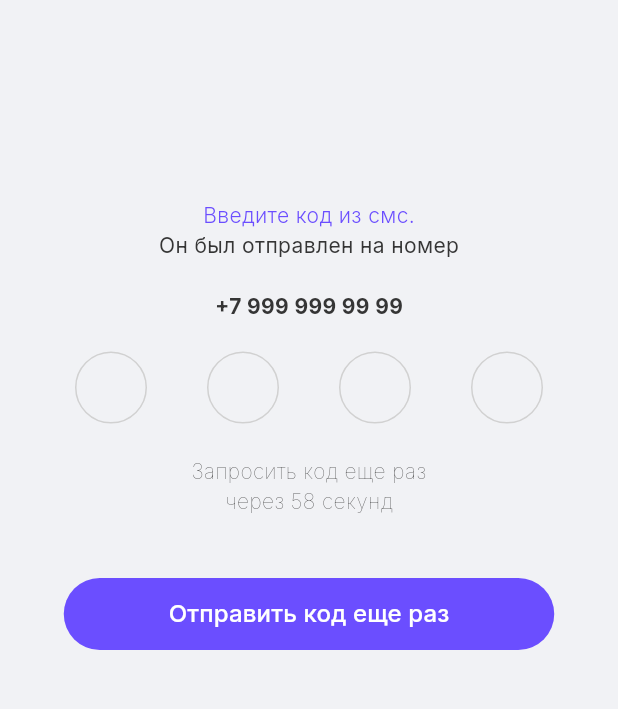
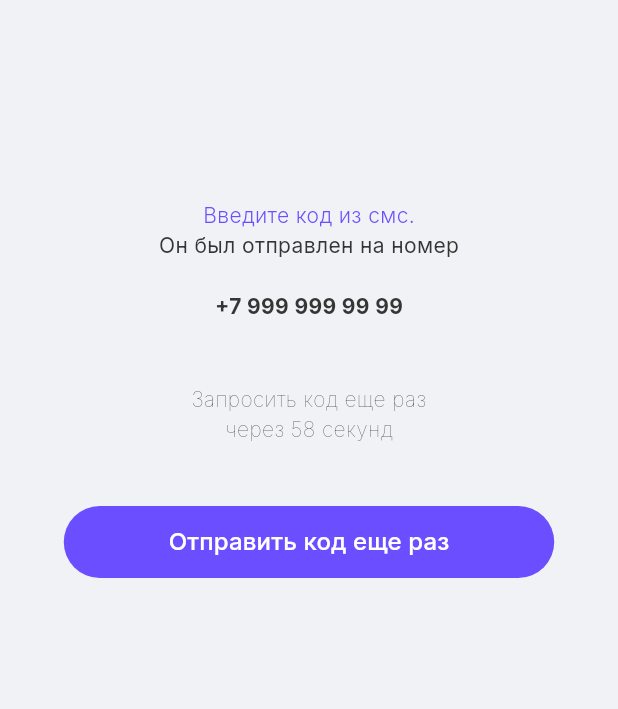
Before and after one commit to vachtung-gigabidze/flutter_figma_ui_lab, a Flutter app: the screen it shows after launch, on a phone screen of 412 x 824 dp, the part 61-770 px from its top. Run offline on Flutter 3.47's test engine with Material 3 defaults, Android fonts, the phone set to English and light mode, and no system bars; our stand-ins replace flutter_svg, google_fonts.

Commit message:
init meeting page

```diff
--- a/lib/jobby/core/app_builder.dart
+++ b/lib/jobby/core/app_builder.dart
@@ -33,6 +33,6 @@ class HomeApp extends StatefulWidget {
 class _HomeAppState extends State<HomeApp> {
   @override
   Widget build(BuildContext context) {
-    return ConfirmPage(); // LoginByPhonePage(); // OnboardingPage());
+    return MeetingPage(); //ConfirmPage(); // LoginByPhonePage(); // OnboardingPage());
   }
 }
--- /dev/null
+++ b/lib/jobby/pages/meeting/page.dart
@@ -0,0 +1,133 @@
+import 'package:flutter/material.dart';
+
+class MeetingPage extends StatefulWidget {
+  const MeetingPage({super.key});
+
+  @override
+  State<MeetingPage> createState() => _MeetingPageState();
+}
+
+class _MeetingPageState extends State<MeetingPage> {
+  late List<TextEditingController> _otpControllers;
+  String _otp = '';
+  @override
+  void initState() {
+    _otpControllers = [
+      TextEditingController(),
+      TextEditingController(),
+      TextEditingController(),
+      TextEditingController(),
+    ];
+    super.initState();
+  }
+
+  @override
+  void dispose() {
+    for (var c in _otpControllers) {
+      c.dispose();
+    }
+    super.dispose();
+  }
+
+  otpChanged() {
+    for (var c in _otpControllers) {
+      _otp = _otp + c.text;
+    }
+    if (_otp.length == 4) {
+      //TODO: next page
+    }
+  }
+
+  @override
+  Widget build(BuildContext context) {
+    return Scaffold(
+      appBar: AppBar(
+        backgroundColor: Colors.transparent,
+        centerTitle: true,
+        title: Text(
+          "Подтверждение",
+          style: TextStyle(
+            fontSize: 20,
+            color: Color(0xff020105),
+            fontWeight: FontWeight.bold,
+          ),
+        ),
+      ),
+      body: Center(
+        child: SizedBox(
+          width: 400,
+          child: Padding(
+            padding: const EdgeInsets.all(24.0),
+            child: Column(
+              mainAxisAlignment: MainAxisAlignment.start,
+              crossAxisAlignment: CrossAxisAlignment.center,
+              children: [
+                SizedBox(height: 94),
+                Text(
+                  "Введите код из смс.",
+                  style: TextStyle(
+                    fontSize: 14,
+                    color: Color(0xff6B4EFF),
+                    fontWeight: FontWeight.w300,
+                  ),
+                ),
+                // SizedBox(height: 16),
+                Text(
+                  "Он был отправлен на номер",
+                  style: TextStyle(
+                    fontSize: 14,
+                    color: Color(0xff353535),
+                    fontWeight: FontWeight.w400,
+                  ),
+                ),
+                SizedBox(height: 21),
+                Text(
+                  "+7 999 999 99 99",
+                  style: TextStyle(
+                    fontSize: 14,
+                    color: Color(0xff353535),
+                    fontWeight: FontWeight.w700,
+                  ),
+                ),
+                SizedBox(height: 20),
+
+                SizedBox(height: 22),
+                SizedBox(
+                  width: 180,
+                  child: Text(
+                    "Запросить код еще раз через 58 секунд",
+                    textAlign: TextAlign.center,
+                    style: TextStyle(
+                      fontSize: 14,
+                      color: Color(0xff353535),
+                      fontWeight: FontWeight.w100,
+                    ),
+                  ),
+                ),
+                SizedBox(height: 41),
+                FilledButton(
+                  onPressed: () {
+                    //TODO: send otp
+                  },
+
+                  style: FilledButton.styleFrom(
+                    fixedSize: Size(327, 48),
+                    backgroundColor: Color(0xff6B4EFF),
+                  ),
+                  child: Text(
+                    "Отправить код еще раз",
+                    style: TextStyle(
+                      fontSize: 16,
+                      fontWeight: FontWeight.w500,
+                      color: Colors.white,
+                    ),
+                  ),
+                ),
+              ],
+            ),
+          ),
+        ),
+      ),
+    );
+  }
+}
--- a/lib/jobby/pages/pages.dart
+++ b/lib/jobby/pages/pages.dart
@@ -1,3 +1,4 @@
 export 'onboarding/page.dart';
 export 'login/page.dart';
 export 'confirm/page.dart';
+export 'meeting/page.dart';
```
